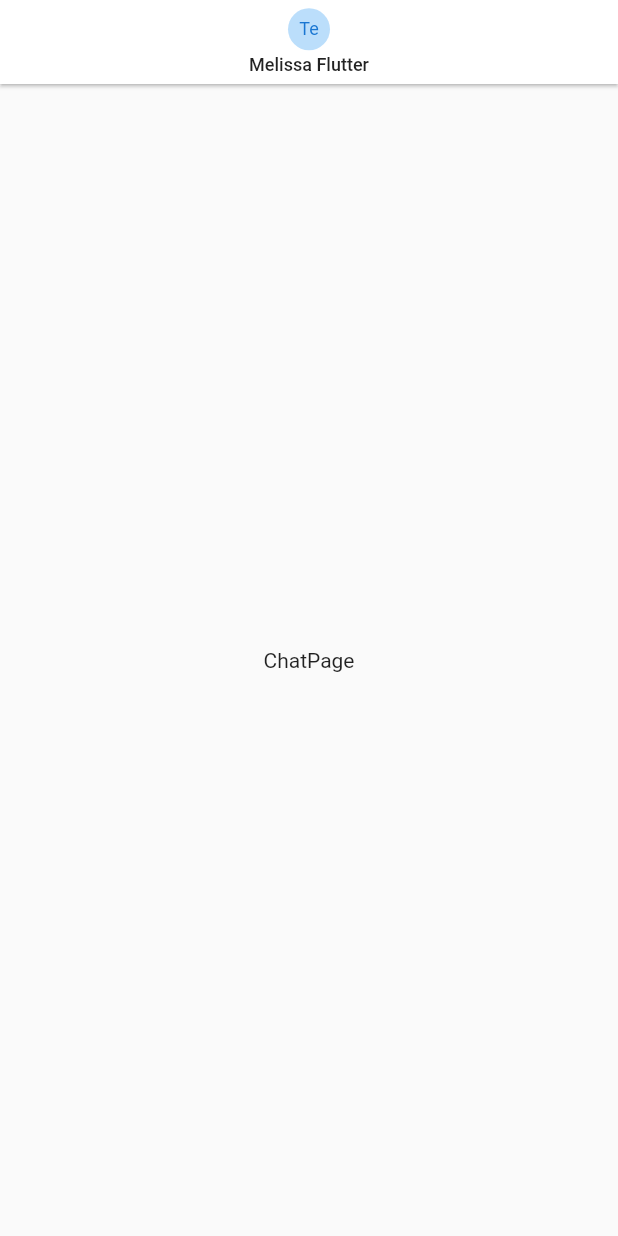
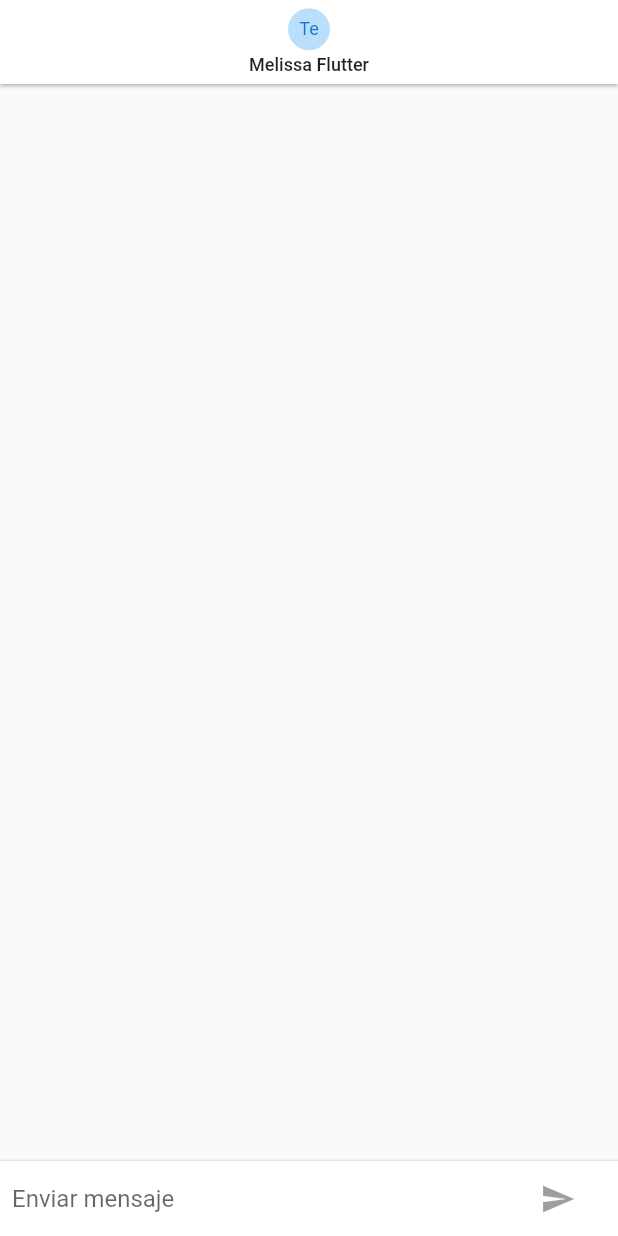
Before and after one commit to lucasmais/flutter-chatapp, a Flutter app: the screen it shows after launch, on a phone screen of 412 x 824 dp. Run offline on Flutter 3.47's test engine with Material 2 defaults, Android fonts, the phone set to English and light mode, and no system bars; our stand-ins replace pull_to_refresh.

Commit message:
Fin sección 7

```diff
--- a/lib/src/pages/chat_page.dart
+++ b/lib/src/pages/chat_page.dart
@@ -1,6 +1,21 @@
+import 'dart:io';
+
+import 'package:chat/src/widgets/chat_message.dart';
+import 'package:flutter/cupertino.dart';
 import 'package:flutter/material.dart';
 
-class ChatPage extends StatelessWidget {
+class ChatPage extends StatefulWidget {
+  @override
+  _ChatPageState createState() => _ChatPageState();
+}
+
+class _ChatPageState extends State<ChatPage> with TickerProviderStateMixin {
+  final _textController = new TextEditingController();
+  final _focusNode = new FocusNode();
+  bool _estaEscribiendo = false;
+
+  List<ChatMessage> _messages = [];
+
   @override
   Widget build(BuildContext context) {
     return Scaffold(
@@ -26,9 +41,110 @@ class ChatPage extends StatelessWidget {
           ],
         ),
       ),
-      body: Center(
-        child: Text('ChatPage'),
+      body: Container(
+        child: Column(
+          children: [
+            Flexible(
+              child: ListView.builder(
+                physics: BouncingScrollPhysics(),
+                itemCount: _messages.length,
+                itemBuilder: (_, i) => _messages[i],
+                reverse: true,
+              ),
+            ),
+            Divider(height: 1),
+            Container(
+              color: Colors.white,
+              height: 50,
+              child: _inputChat(),
+            )
+          ],
+        ),
       ),
     );
   }
+
+  Widget _inputChat() {
+    return SafeArea(
+        child: Container(
+      margin: EdgeInsets.symmetric(horizontal: 8),
+      child: Row(
+        children: [
+          Flexible(
+            child: TextField(
+              controller: _textController,
+              onSubmitted: _handleSubmit,
+              onChanged: (value) {
+                setState(() {
+                  if (value.trim().length > 0) {
+                    _estaEscribiendo = true;
+                  } else {
+                    _estaEscribiendo = false;
+                  }
+                });
+              },
+              decoration: InputDecoration.collapsed(hintText: 'Enviar mensaje'),
+              focusNode: _focusNode,
+            ),
+          ),
+          Container(
+            margin: EdgeInsets.symmetric(horizontal: 4),
+            child: Platform.isIOS
+                ? CupertinoButton(
+                    child: Text('Enviar'),
+                    onPressed: _estaEscribiendo
+                        ? () => _handleSubmit(_textController.text.trim())
+                        : null,
+                  )
+                : Container(
+                    margin: EdgeInsets.symmetric(horizontal: 4),
+                    child: IconTheme(
+                      data: IconThemeData(color: Colors.blue[400]),
+                      child: IconButton(
+                          highlightColor: Colors.transparent,
+                          splashColor: Colors.transparent,
+                          icon: Icon(
+                            Icons.send,
+                          ),
+                          onPressed: _estaEscribiendo
+                              ? () => _handleSubmit(_textController.text.trim())
+                              : null),
+                    ),
+                  ),
+          )
+        ],
+      ),
+    ));
+  }
+
+  _handleSubmit(String texto) {
+    if (texto.length == 0) return;
+
+    print(texto);
+    _focusNode.requestFocus();
+    _textController.clear();
+
+    final newMessage = new ChatMessage(
+      uid: '123',
+      texto: texto,
+      animationController: AnimationController(
+          vsync: this, duration: Duration(milliseconds: 200)),
+    );
+    _messages.insert(0, newMessage);
+
+    newMessage.animationController.forward();
+    setState(() {
+      _estaEscribiendo = false;
+    });
+  }
+
+  @override
+  void dispose() {
+    // TODO: Off de socket
+
+    for (ChatMessage message in _messages) {
+      message.animationController.dispose();
+    }
+    super.dispose();
+  }
 }
```
Also changed, not shown: lib/src/widgets/chat_message.dart (added, +63 -0 lines).
